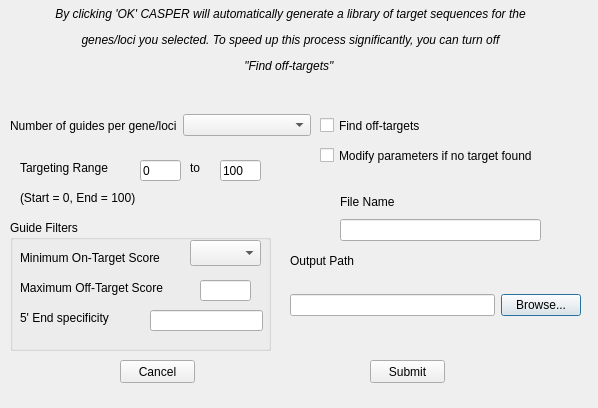
The window that library_prompt.ui (TrinhLab/CASPERapp) describes before a commit, drawn with Qt 5.
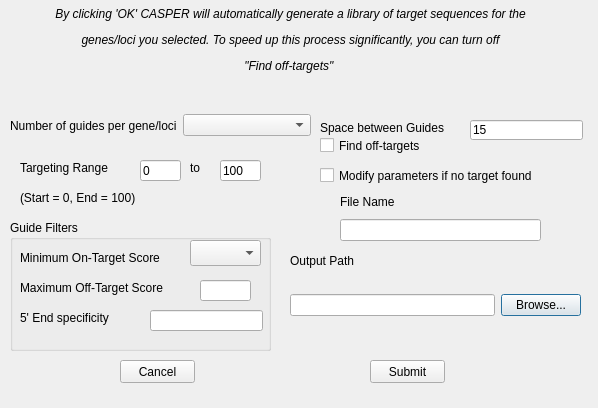
The same window after the commit.

Commit message: pushing what I worked on so far with the generate library

What changed in the file:
```diff
--- a/library_prompt.ui
+++ b/library_prompt.ui
@@ -30,7 +30,7 @@
    <property name="geometry">
     <rect>
      <x>320</x>
-     <y>110</y>
+     <y>130</y>
      <width>171</width>
      <height>31</height>
     </rect>
@@ -43,7 +43,7 @@
    <property name="geometry">
     <rect>
      <x>320</x>
-     <y>140</y>
+     <y>160</y>
      <width>261</width>
      <height>31</height>
     </rect>
@@ -312,6 +312,35 @@
     <string>Cancel</string>
    </property>
   </widget>
+  <widget class="QLabel" name="label_11">
+   <property name="geometry">
+    <rect>
+     <x>320</x>
+     <y>120</y>
+     <width>141</width>
+     <height>16</height>
+    </rect>
+   </property>
+   <property name="text">
+    <string>Space between Guides</string>
+   </property>
+  </widget>
+  <widget class="QLineEdit" name="space_line_edit">
+   <property name="geometry">
+    <rect>
+     <x>470</x>
+     <y>120</y>
+     <width>113</width>
+     <height>20</height>
+    </rect>
+   </property>
+   <property name="toolTip">
+    <string>&lt;html&gt;&lt;head/&gt;&lt;body&gt;&lt;p&gt;This is the space between guides box.&lt;/p&gt;&lt;p&gt;It allows you to choose how many nucleotides to leave in-between each target that is found.&lt;/p&gt;&lt;p&gt;&lt;br/&gt;&lt;/p&gt;&lt;p&gt;No numbers below 0 are accepted. and any number above 200 is defaulted to 200.&lt;/p&gt;&lt;/body&gt;&lt;/html&gt;</string>
+   </property>
+   <property name="text">
+    <string>15</string>
+   </property>
+  </widget>
  </widget>
  <resources/>
  <connections/>
```
Left out of the diff: 27 changed lines with no effect on the pictures. The commit also changes 3 other files.
